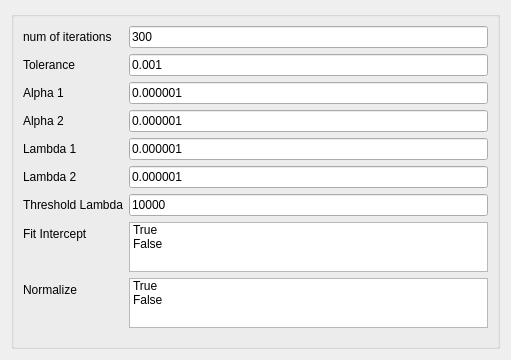
Qt form ui/cv_ARD.ui (tthatcher95/PyHAT_Point_Spectra_GUI) before a commit.
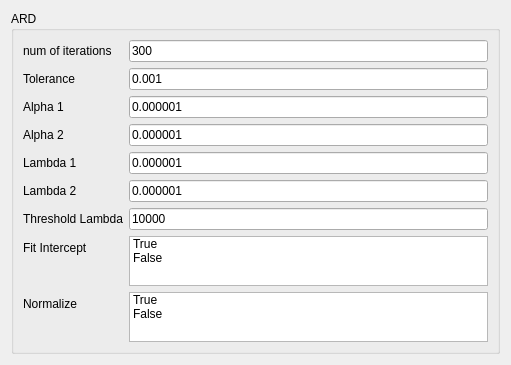
The same form after that commit.

Commit message: Fixing redundant boxes and titles

The edit to the form file:
```diff
--- a/ui/cv_ARD.ui
+++ b/ui/cv_ARD.ui
@@ -25,6 +25,9 @@
      <property name="toolTip">
       <string>&lt;html&gt;&lt;head/&gt;&lt;body&gt;&lt;p&gt;Fit regression model with Bayesian Ridge Regression.&lt;/p&gt;&lt;p&gt;See Bayesian Ridge Regression for more information on the regressor.&lt;/p&gt;&lt;p&gt;Compared to the OLS (ordinary least squares) estimator, the coefficient weights are slightly shifted toward zeros, which stabilises them.&lt;/p&gt;&lt;p&gt;The histogram of the estimated weights is very peaked, as a sparsity-inducing prior is implied on the weights.&lt;/p&gt;&lt;p&gt;The estimation of the model is done by iteratively maximizing the marginal log-likelihood of the observations.&lt;/p&gt;&lt;/body&gt;&lt;/html&gt;</string>
      </property>
+     <property name="title">
+      <string>ARD</string>
+     </property>
      <layout class="QFormLayout" name="formLayout">
       <property name="fieldGrowthPolicy">
        <enum>QFormLayout::AllNonFixedFieldsGrow</enum>
```
The commit also changes 9 other files.
